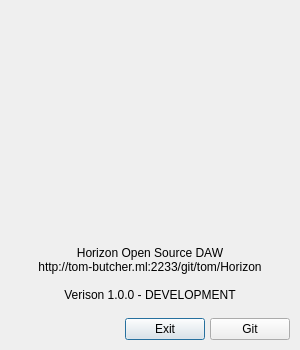
Old version of the form src/gui/aboutdialogwidget.ui in the repository tom-23/Horizon.
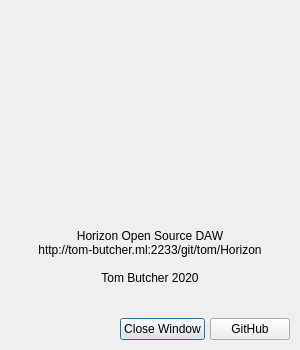
New version of the form.

```diff
--- a/src/gui/aboutdialogwidget.ui
+++ b/src/gui/aboutdialogwidget.ui
@@ -90,7 +90,9 @@
          <string>Horizon Open Source DAW
 http://tom-butcher.ml:2233/git/tom/Horizon
 
-Verison 1.0.0 - DEVELOPMENT</string>
+Tom Butcher 2020
+
+</string>
         </property>
         <property name="alignment">
          <set>Qt::AlignCenter</set>
@@ -118,14 +120,14 @@
         <item>
          <widget class="QPushButton" name="pushButton_2">
           <property name="text">
-           <string>Exit</string>
+           <string>Close Window</string>
           </property>
          </widget>
         </item>
         <item>
          <widget class="QPushButton" name="pushButton">
           <property name="text">
-           <string>Git</string>
+           <string>GitHub</string>
           </property>
          </widget>
         </item>
```
